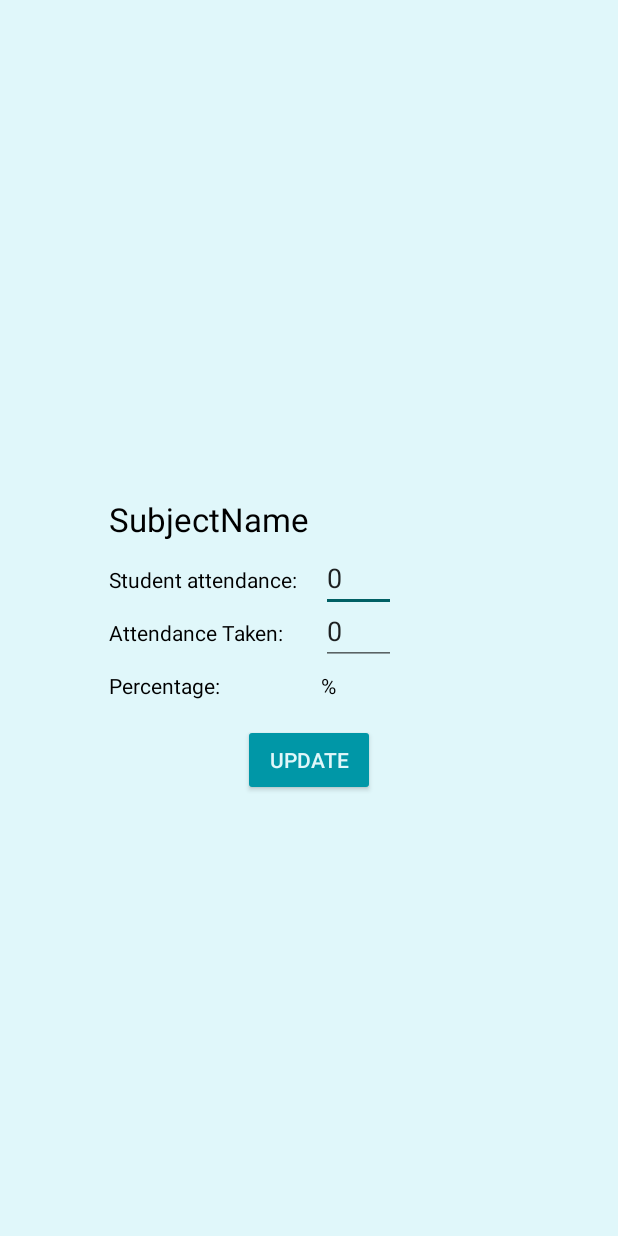
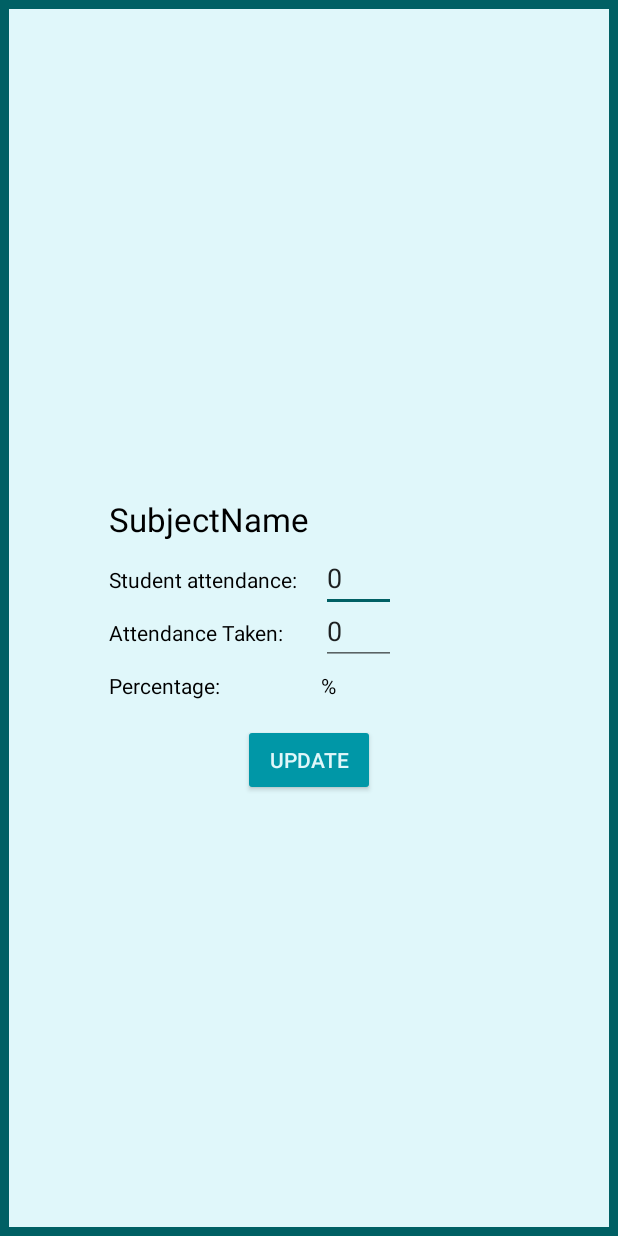
Before and after one commit to TheArhaam/Android-StudentAMS, an Android app: the layout activity_pop_up_attendance.xml on its own in the app's theme, with its tools: preview values and no code run, on a phone screen of 412 x 824 dp. Run offline under Robolectric (Android 15) with nearby library versions, the phone set to English and light mode, and no system bars.

Commit message:
Made a border for PopUpAttendance activity, made some progress with notifications fragment

```diff
--- a/app/src/main/java/com/example/studentams/AttendanceAdapter.java
+++ b/app/src/main/java/com/example/studentams/AttendanceAdapter.java
@@ -53,7 +53,7 @@ public class AttendanceAdapter extends RecyclerView.Adapter<AttendanceAdapter.At
         str="Total Attendance: " + attendance.totalAttendanceTaken;
         holder.tvtotalattendance.setText(str);
         str=String.valueOf(attendance.percentage);
-        holder.tvpercentage.setText(str);
+        holder.tvpercentage.setText(str+"%");
 
         //For opening the PopUp Activity used to update the attendance
         holder.llayout.setOnClickListener(new View.OnClickListener() {
--- a/app/src/main/java/com/example/studentams/ManageAttendance.java
+++ b/app/src/main/java/com/example/studentams/ManageAttendance.java
@@ -97,9 +97,6 @@ public class ManageAttendance extends AppCompatActivity {
                         attendanceDB.child("SemAttended").setValue(semattended);
                         attendanceDB.child("SemAttendance").setValue(semattendance);
                         attendanceDB.child("SemPercentage").setValue(sempercentage);
-//                        semattended = Integer.parseInt(dataSnapshot.child("SemAttended").getValue().toString());
-//                        semattendance = Integer.parseInt(dataSnapshot.child("SemAttended").getValue().toString());
-//                        sempercentage = Float.parseFloat(dataSnapshot.child("SemPercentage").getValue().toString());
                         if(sempercentage>=75) {tvsempercentage.setTextColor(getResources().getColor(R.color.colorPrimaryDark));}
                         else{tvsempercentage.setTextColor(getResources().getColor(R.color.incorrect));}
                         attendanceAdapter = new AttendanceAdapter(view.getContext(),attendanceList,bsinfo.Branch,studentID,ssemester.getSelectedItem().toString());
--- a/app/src/main/java/com/example/studentams/NotificationsAdapter.java
+++ b/app/src/main/java/com/example/studentams/NotificationsAdapter.java
@@ -37,7 +37,7 @@ public class NotificationsAdapter extends RecyclerView.Adapter <NotificationsAda
 
     @Override
     public int getItemCount() {
-        return 0;
+        return nlist.size();
     }
 
     class NAViewHolder extends RecyclerView.ViewHolder {
--- /dev/null
+++ b/app/src/main/res/drawable/custom_border.xml
@@ -0,0 +1,24 @@
+<?xml version="1.0" encoding="utf-8"?>
+<shape xmlns:android="http://schemas.android.com/apk/res/android"
+    android:shape="rectangle">
+
+    // The width and color of the border
+    <stroke
+        android:width="6dp"
+        android:color="@color/colorAccent" />
+
+    <solid
+        android:color="@color/colorBackground"/>
+
+    // The desired corner radius. reduce it to keep it less rounded
+    <!--<corners android:radius="50dp" />-->
+
+    // Add your desired padding
+    <padding
+        android:left="20dp"
+        android:top="10dp"
+        android:right="20dp"
+        android:bottom="10dp"    >
+    </padding>
+
+</shape>
--- a/app/src/main/res/layout/activity_pop_up_attendance.xml
+++ b/app/src/main/res/layout/activity_pop_up_attendance.xml
@@ -4,7 +4,8 @@
     xmlns:tools="http://schemas.android.com/tools"
     android:layout_width="match_parent"
     android:layout_height="match_parent"
-    tools:context=".PopUpAttendanceActivity">
+    tools:context=".PopUpAttendanceActivity"
+    android:background="@drawable/custom_border">
 
     <androidx.constraintlayout.widget.Guideline
         android:id="@+id/guideline4"
--- a/app/src/main/res/values/strings.xml
+++ b/app/src/main/res/values/strings.xml
@@ -22,7 +22,6 @@
         <item>2016-20</item>
         <item>2017-21</item>
         <item>2018-22</item>
-        <item>2019-23</item>
     </string-array>
     <string-array name="Semesters">
         <item>Semester-1</item>
```
Also changed, not shown: app/src/main/java/com/example/studentams/CurrentSem.java (+12 -8 lines), app/src/main/java/com/example/studentams/NotificationsFragment.java (+51 -3 lines).
